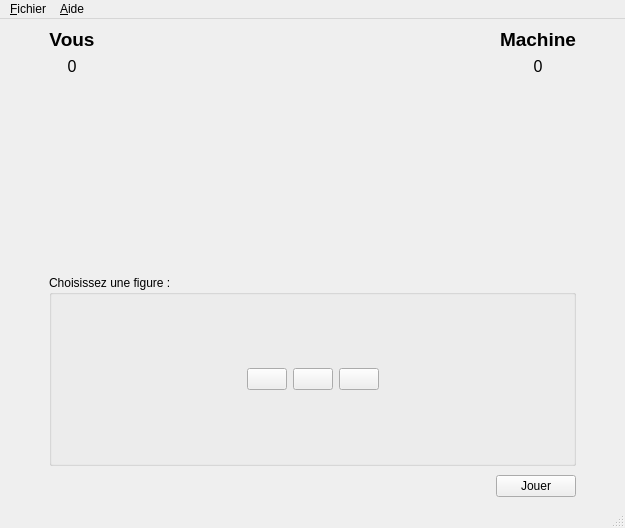
Before: the Qt Designer form v3/chifoumivue.ui in TomPlanche/S2-01, drawn with Qt 5.
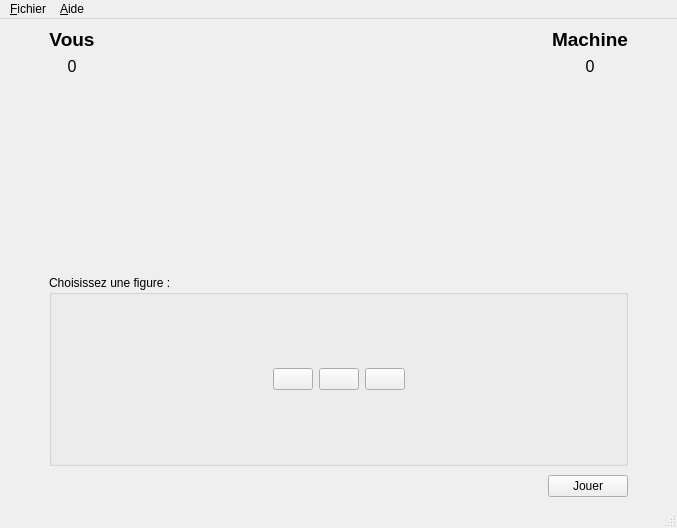
After: the same form once the commit is applied. Icons and pictures are not drawn.

```diff
--- a/v3/chifoumivue.ui
+++ b/v3/chifoumivue.ui
@@ -6,7 +6,7 @@
    <rect>
     <x>0</x>
     <y>0</y>
-    <width>625</width>
+    <width>677</width>
     <height>528</height>
    </rect>
   </property>
@@ -416,7 +416,7 @@
     <rect>
      <x>0</x>
      <y>0</y>
-     <width>625</width>
+     <width>677</width>
      <height>21</height>
     </rect>
    </property>
```
Left out of the diff: 12 changed lines with no effect on the pictures.
